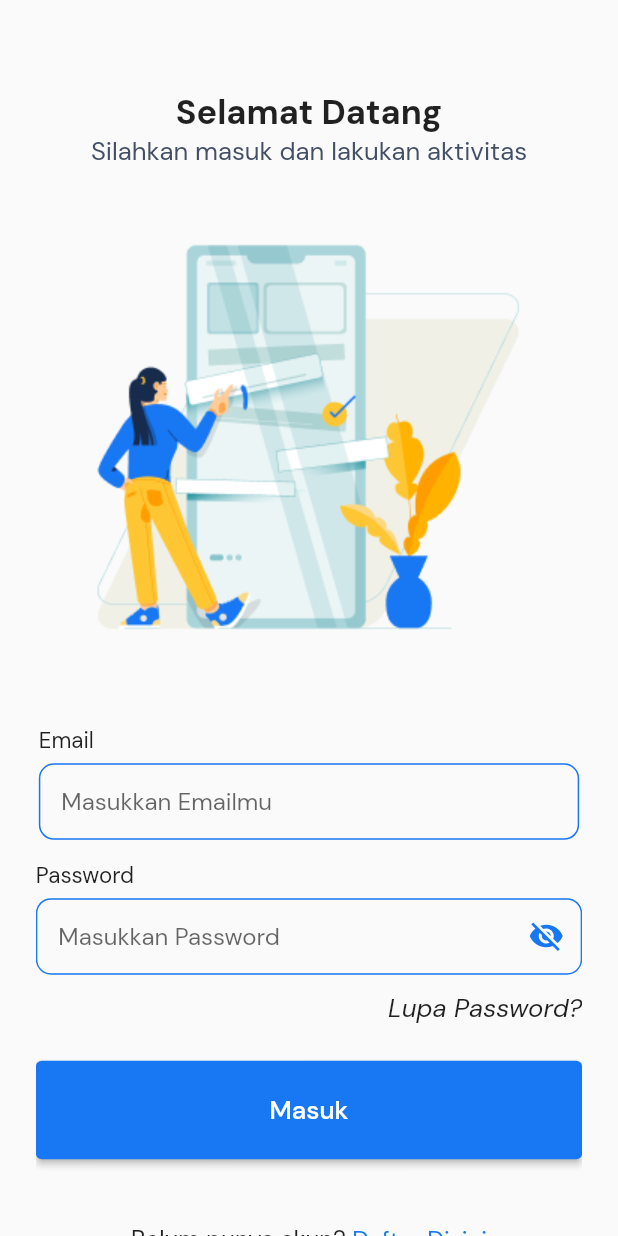
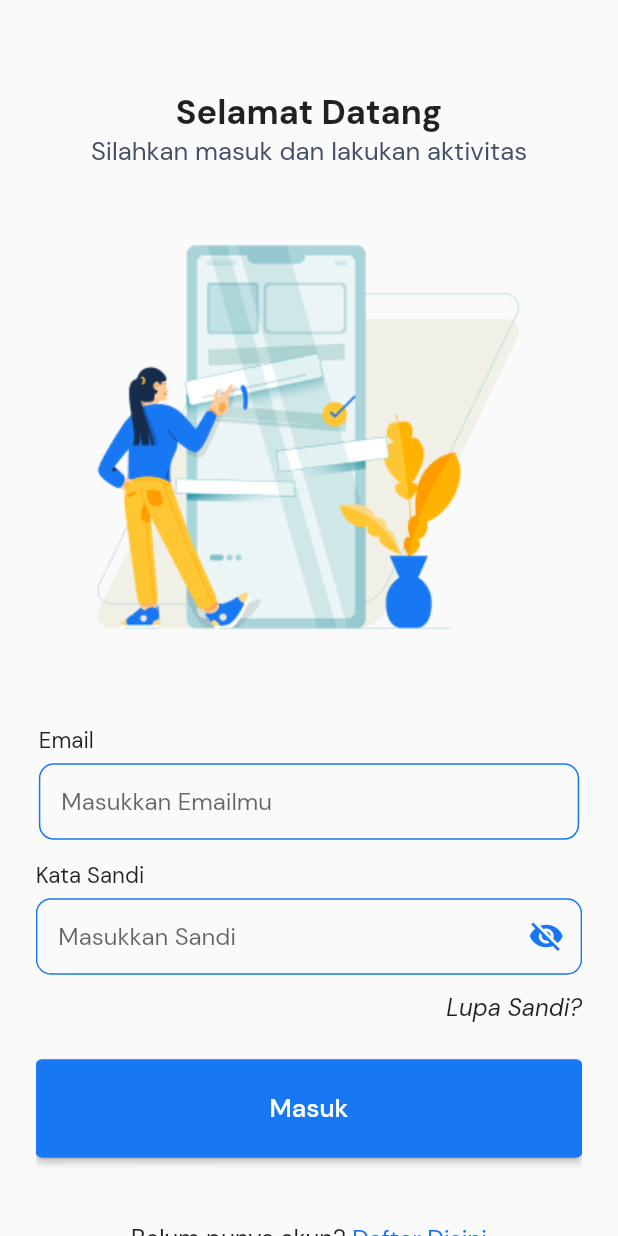
Before and after one commit to Greek-Cp/sidokare_mobile_app, a Flutter app: the screen it shows after launch, after a tap on "Mulai", on a phone screen of 412 x 824 dp. Run offline on Flutter 3.47's test engine with Material 2 defaults, Android fonts, the phone set to English and light mode, and no system bars; our stand-ins replace dropdown_button2, flutter_otp_text_field, flutter_screenutil, google_fonts, motion_toast, otp_text_field; missing offline and left inert: bottom_bar_matu, flutter_custom_tab_bar, mailer, rotated_corner_decoration.

Commit message:
done bahasa dan ubah sandi

```diff
--- a/lib/pages/item_nav/page_laporan.dart
+++ b/lib/pages/item_nav/page_laporan.dart
@@ -38,6 +38,10 @@ class PageLaporan extends StatelessWidget {
       IconData icons, String HeadText, String subText, String Button) {
     return Padding(
       padding: const EdgeInsets.symmetric(vertical: 15),
+      child: InkWell(
+        onTap: () => {},
+        highlightColor: Colors.blue.withOpacity(0.4),
+        splashColor: Colors.white.withOpacity(0.5),
         child: Container(
           width: double.infinity,
           height: 180,
@@ -102,6 +106,7 @@ class PageLaporan extends StatelessWidget {
             ],
           ),
         ),
+      ),
     );
   }
 }
--- a/lib/pages/page_berhasilotp.dart
+++ b/lib/pages/page_berhasilotp.dart
@@ -25,7 +25,7 @@ class berhasilOtp extends StatelessWidget {
                   ),
                   ComponentTextTittle("Berhasil Verifikasi"),
                   ComponentTextDescription(
-                      "Kode yang telah dimasukkan berhasil silahkan login ke akunmu"),
+                      "Kode yang telah dimasukkan berhasil silahkan masuk menggunakan akun yang telah dibuat"),
                   SizedBox(
                     height: 20.h,
                   ),
--- a/lib/pages/page_home.dart
+++ b/lib/pages/page_home.dart
@@ -29,7 +29,7 @@ class _HalamanUtamaState extends State<HalamanUtama> {
 
   static List<int> arr = List.generate(100, (index) => index);
 
-  static List<Widget> listPage = [PageUtama(), PageFormulirPengajuan()];
+  static List<Widget> listPage = [PageStatus(), PageBerita()];
 
   @override
   Widget build(BuildContext context) {
--- a/lib/pages/page_inputotp.dart
+++ b/lib/pages/page_inputotp.dart
@@ -24,13 +24,14 @@ class _InputOtpState extends State<InputOtp> {
   static String? codeVerif;
   String? otp;
   static String? pilihPage;
+  static String? emailTerbawah;
   Map? receiveData;
   @override
   Widget build(BuildContext context) {
     // TODO: implement build
     receiveData = ModalRoute.of(context)?.settings?.arguments as Map;
     String? otp = receiveData?['otp'];
-    String? email = receiveData?['email'];
+    emailTerbawah = receiveData?['email'];
     pilihPage = receiveData?['code_page'];
     return ScreenUtilInit(
       builder: (context, child) {
@@ -159,7 +160,8 @@ class _InputOtpState extends State<InputOtp> {
                           }
                       });
             } else if (pilihPage == "toLupaSandi") {
-              Navigator.pushNamed(context, UbahSandi.routeName.toString());
+              Navigator.pushNamed(context, UbahSandi.routeName.toString(),
+                  arguments: emailTerbawah);
             }
           } else {
             ToastWidget.ToastEror(context, "Kode Otp Salah");
--- a/lib/pages/page_login.dart
+++ b/lib/pages/page_login.dart
@@ -80,10 +80,10 @@ class _PageLoginState extends State<PageLogin> {
                     SizedBox(
                         child: TextFieldPassword(
                             textEditingControllerPassword,
-                            "Masukkan Password",
+                            "Masukkan Sandi",
                             false,
-                            "Password",
-                            "Password")),
+                            "Kata Sandi",
+                            "Kata Sandi")),
                     SizedBox(
                       height: 10.sp,
                     ),
@@ -93,11 +93,11 @@ class _PageLoginState extends State<PageLogin> {
                             context, LupaSandi.routeName.toString())
                       },
                       child: Text(
-                        "Lupa Password?",
+                        "Lupa Sandi?",
                         style: GoogleFonts.dmSans(
                             textStyle: TextStyle(
                                 fontStyle: FontStyle.italic,
-                                fontSize: size.SubHeader.sp)),
+                                fontSize: size.sizeDescriptionPas.sp)),
                         textAlign: TextAlign.end,
                       ),
                     ),
--- a/lib/pages/page_register.dart
+++ b/lib/pages/page_register.dart
@@ -273,17 +273,17 @@ form button:hover {
                     SizedBox(
                         child: TextFieldPassword(
                             textEditingControllerPassword,
-                            "Masukkan Password",
+                            "Masukkan Sandi",
                             false,
-                            "Password",
-                            "Password")),
+                            "Kata Sandi",
+                            "Kata Sandi")),
                     SizedBox(
                         child: TextFieldPassword(
                             textEditingControllerKonfirmasiPassword,
-                            "Masukkan Ulang Password",
+                            "Masukkan Ulang Sandi",
                             false,
-                            "Ulangi Password",
-                            "Password")),
+                            "Ulangi Kata Sandi",
+                            "Kata Sandi")),
                     SizedBox(
                       height: 10.w,
                     ),
```
Also changed, not shown: lib/pages/page_lupasandi.dart (+22 -17 lines), lib/pages/page_ubahsandi.dart (+40 -1 lines). Lines whose indentation alone changed are shown as unchanged.
